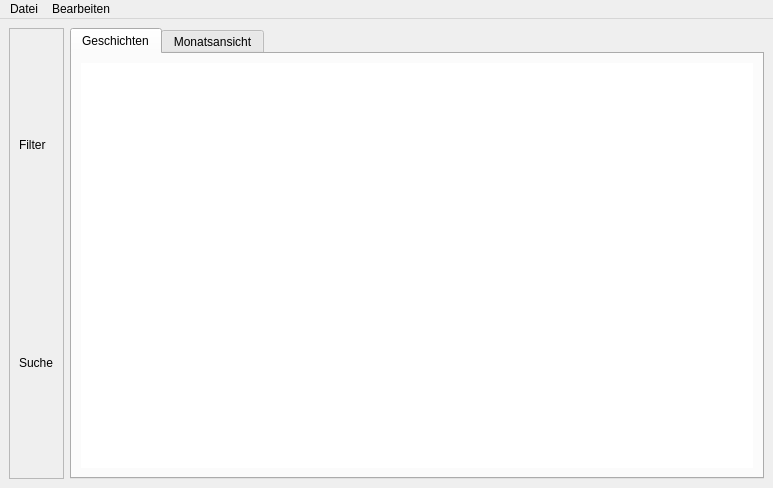
Before: the Qt Designer form ui_GUI.ui in cedi4155476/kalender, drawn with Qt 5.
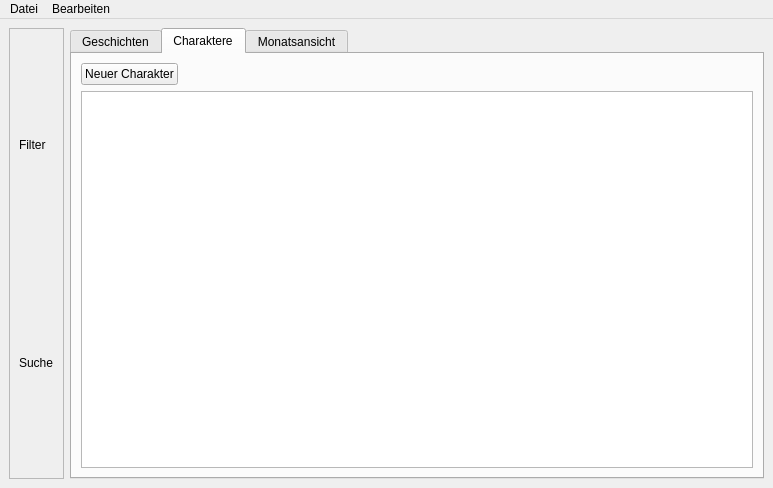
After: the same form once the commit is applied. The open tabs and pages were chosen to show the change. Custom widgets are drawn as their Qt base class.

Commit message: character impemented and story adding upgraded

```diff
--- a/ui_GUI.ui
+++ b/ui_GUI.ui
@@ -133,6 +133,95 @@
         </item>
        </layout>
       </widget>
+      <widget class="QWidget" name="tab">
+       <attribute name="title">
+        <string>Charaktere</string>
+       </attribute>
+       <layout class="QVBoxLayout" name="verticalLayout_4">
+        <item>
+         <layout class="QHBoxLayout" name="horizontalLayout_5">
+          <item>
+           <widget class="QPushButton" name="charactercreatePB">
+            <property name="text">
+             <string>Neuer Charakter</string>
+            </property>
+           </widget>
+          </item>
+          <item>
+           <spacer name="horizontalSpacer_2">
+            <property name="orientation">
+             <enum>Qt::Horizontal</enum>
+            </property>
+            <property name="sizeHint" stdset="0">
+             <size>
+              <width>40</width>
+              <height>20</height>
+             </size>
+            </property>
+           </spacer>
+          </item>
+         </layout>
+        </item>
+        <item>
+         <widget class="QTableWidget" name="characterTW">
+          <property name="editTriggers">
+           <set>QAbstractItemView::NoEditTriggers</set>
+          </property>
+          <property name="showDropIndicator" stdset="0">
+           <bool>false</bool>
+          </property>
+          <property name="dragDropOverwriteMode">
+           <bool>false</bool>
+          </property>
+          <property name="selectionMode">
+           <enum>QAbstractItemView::NoSelection</enum>
+          </property>
+          <attribute name="horizontalHeaderVisible">
+           <bool>false</bool>
+          </attribute>
+          <attribute name="horizontalHeaderHighlightSections">
+           <bool>false</bool>
+          </attribute>
+          <attribute name="verticalHeaderVisible">
+           <bool>false</bool>
+          </attribute>
+          <attribute name="verticalHeaderHighlightSections">
+           <bool>false</bool>
+          </attribute>
+          <column>
+           <property name="text">
+            <string>Vorname</string>
+           </property>
+          </column>
+          <column>
+           <property name="text">
+            <string>Nachname</string>
+           </property>
+          </column>
+          <column>
+           <property name="text">
+            <string>Geburtsdatum</string>
+           </property>
+          </column>
+          <column>
+           <property name="text">
+            <string>Info</string>
+           </property>
+          </column>
+          <column>
+           <property name="text">
+            <string>Bearbeiten</string>
+           </property>
+          </column>
+          <column>
+           <property name="text">
+            <string>Löschen</string>
+           </property>
+          </column>
+         </widget>
+        </item>
+       </layout>
+      </widget>
       <widget class="QWidget" name="month">
        <attribute name="title">
         <string>Monatsansicht</string>
```
Left out of the diff: 24 changed lines with no effect on the pictures. The commit also changes 6 other files.
